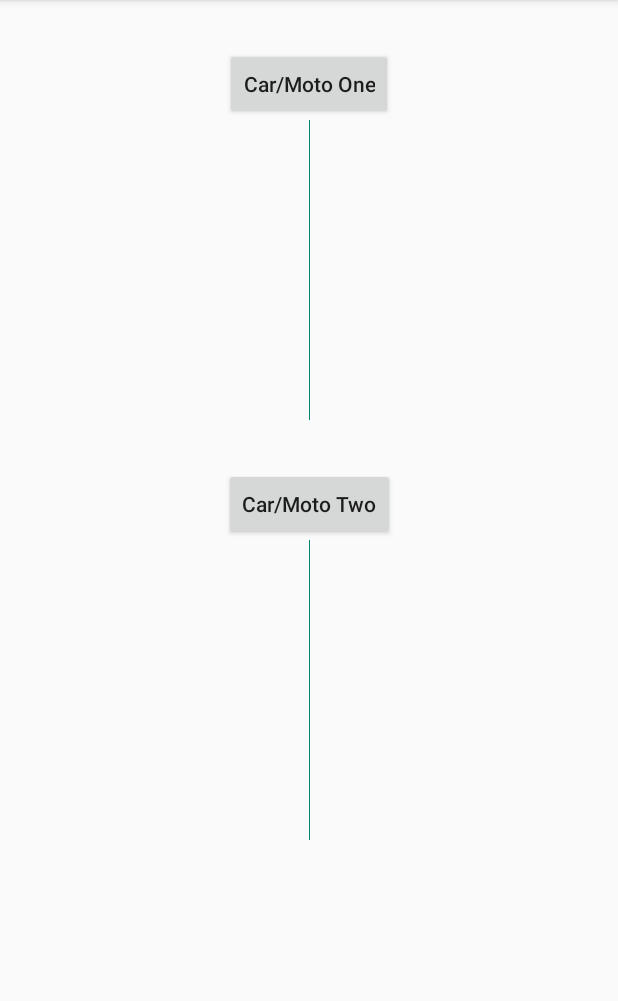
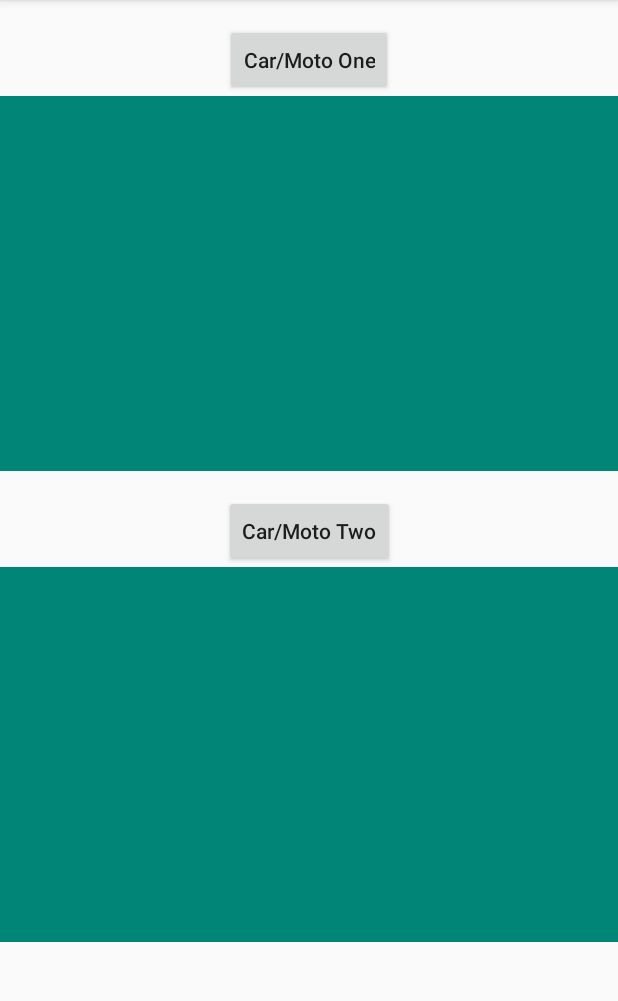
Before and after one commit to EvgenyTyurin/GtaCars, an Android app: the screen it shows after launch (MainActivity), on a phone screen of 412 x 824 dp, the part 84-1085 px from its top. Run offline under Robolectric (Android 15) with nearby library versions, the phone set to English and light mode, and no system bars; our stand-ins replace Picasso.

Commit message:
on final

```diff
--- a/app/src/main/AndroidManifest.xml
+++ b/app/src/main/AndroidManifest.xml
@@ -1,7 +1,7 @@
 <?xml version="1.0" encoding="utf-8"?>
 <manifest xmlns:android="http://schemas.android.com/apk/res/android"
     package="evgenyt.gtacars">
-
+    <uses-permission android:name="android.permission.INTERNET" />
     <application
         android:allowBackup="true"
         android:icon="@mipmap/ic_launcher"
--- a/app/src/main/java/evgenyt/gtacars/ui/MainActivity.java
+++ b/app/src/main/java/evgenyt/gtacars/ui/MainActivity.java
@@ -56,11 +56,6 @@ public class MainActivity extends AppCompatActivity {
         carButtons[requestCode].setText(carName);
         GtaCar gtaCar = AppData.getInstance().getCarByName(carName);
         Picasso.get().load(gtaCar.getStatImage()).into(specImages[requestCode]);
-        /*
-        String imgName = ResourcesLoader.getImgName(carName);
-        specImages[requestCode].setImageDrawable(ResourcesLoader.getInstance()
-                .getImgByName(imgName));
-        */
     }
 
 }
--- a/app/src/main/res/layout/activity_main.xml
+++ b/app/src/main/res/layout/activity_main.xml
@@ -10,7 +10,7 @@
         android:id="@+id/button_car1"
         android:layout_width="wrap_content"
         android:layout_height="wrap_content"
-        android:layout_marginTop="32dp"
+        android:layout_marginTop="16dp"
         android:text="Car/Moto One"
         android:textAllCaps="false"
         app:layout_constraintEnd_toEndOf="parent"
@@ -19,8 +19,8 @@
 
     <ImageView
         android:id="@+id/imageCar1"
-        android:layout_width="wrap_content"
-        android:layout_height="200dp"
+        android:layout_width="match_parent"
+        android:layout_height="250dp"
         app:layout_constraintEnd_toEndOf="parent"
         app:layout_constraintStart_toStartOf="parent"
         app:layout_constraintTop_toBottomOf="@+id/button_car1"
@@ -30,7 +30,7 @@
         android:id="@+id/button_car2"
         android:layout_width="wrap_content"
         android:layout_height="wrap_content"
-        android:layout_marginTop="32dp"
+        android:layout_marginTop="16dp"
         android:text="Car/Moto Two"
         app:layout_constraintEnd_toEndOf="parent"
         app:layout_constraintStart_toStartOf="parent"
@@ -39,8 +39,8 @@
 
     <ImageView
         android:id="@+id/imageCar2"
-        android:layout_width="wrap_content"
-        android:layout_height="200dp"
+        android:layout_width="match_parent"
+        android:layout_height="250dp"
         app:layout_constraintEnd_toEndOf="parent"
         app:layout_constraintStart_toStartOf="parent"
         app:layout_constraintTop_toBottomOf="@+id/button_car2"
```
